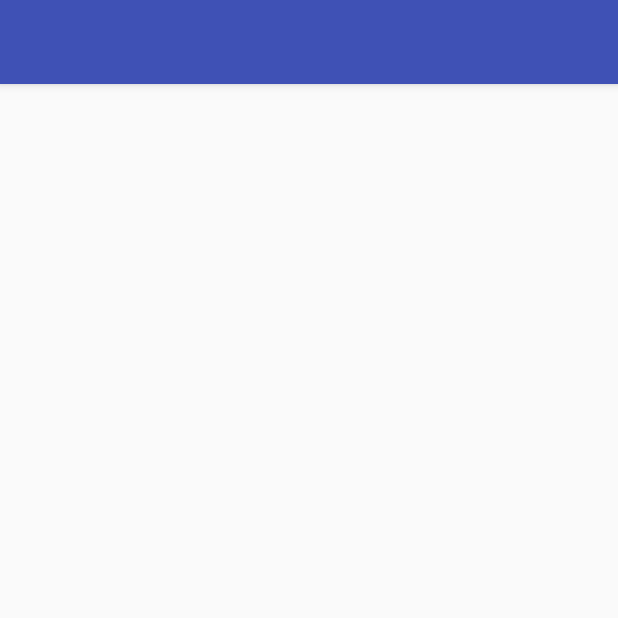
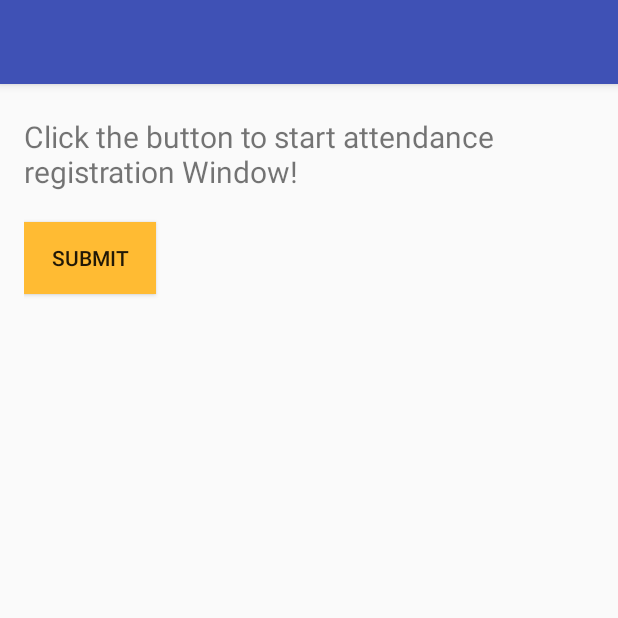
Before and after one commit to SidHeg/se17-teamD, an Android app: the GPSProfessorActivity screen opened directly, with no data from a screen before it, on a phone screen of 412 x 824 dp, the top half of it. Run offline under Robolectric (Android 15) with nearby library versions, the phone set to English and light mode, and no system bars.

Commit message:
GPS code development layout setup

```diff
--- a/FrontEnd/AttendanceSystem/app/src/main/java/com/se17/attendancesystem/GPSProfessorActivity.java
+++ b/FrontEnd/AttendanceSystem/app/src/main/java/com/se17/attendancesystem/GPSProfessorActivity.java
@@ -2,12 +2,26 @@ package com.se17.attendancesystem;
 
 import android.support.v7.app.AppCompatActivity;
 import android.os.Bundle;
+import android.view.View;
+import android.widget.Button;
 
 public class GPSProfessorActivity extends AppCompatActivity {
+
+    private Button btnGPS;
 
     @Override
     protected void onCreate(Bundle savedInstanceState) {
         super.onCreate(savedInstanceState);
         setContentView(R.layout.activity_gpsprofessor);
+        btnGPS = (Button) findViewById(R.id.btnGPSProf);
+        btnGPS.setOnClickListener(btnGPSListener);
     }
+
+    private View.OnClickListener btnGPSListener = new View.OnClickListener() {
+        @Override
+        public void onClick(View v) {
+
+
+        }
+    };
 }
--- a/FrontEnd/AttendanceSystem/app/src/main/res/layout/activity_gpsprofessor.xml
+++ b/FrontEnd/AttendanceSystem/app/src/main/res/layout/activity_gpsprofessor.xml
@@ -10,4 +10,25 @@
     android:paddingTop="@dimen/activity_vertical_margin"
     tools:context="com.se17.attendancesystem.GPSProfessorActivity">
 
+    <TextView
+        android:id="@+id/gpsheading"
+        android:layout_below="@id/username1"
+        android:layout_width="wrap_content"
+        android:layout_height="wrap_content"
+        android:textSize="20dp"
+        android:layout_marginTop="5dp"
+        android:text="Click the button to start attendance registration Window!" />
+
+
+    <Button
+        android:layout_width="wrap_content"
+        android:layout_height="wrap_content"
+        android:text="Submit"
+        android:background="@android:color/holo_orange_light"
+        android:layout_below="@+id/gpsheading"
+        android:layout_alignParentLeft="true"
+        android:layout_alignParentStart="true"
+        android:layout_marginTop="20dp"
+        android:id="@+id/btnGPSProf" />
+
 </RelativeLayout>
```
Also changed, not shown: FrontEnd/AttendanceSystem/app/src/main/java/com/se17/attendancesystem/GPSStudentActivity.java (+15 -0 lines), FrontEnd/AttendanceSystem/app/src/main/res/layout/activity_gpsstudent.xml (+21 -0 lines).
